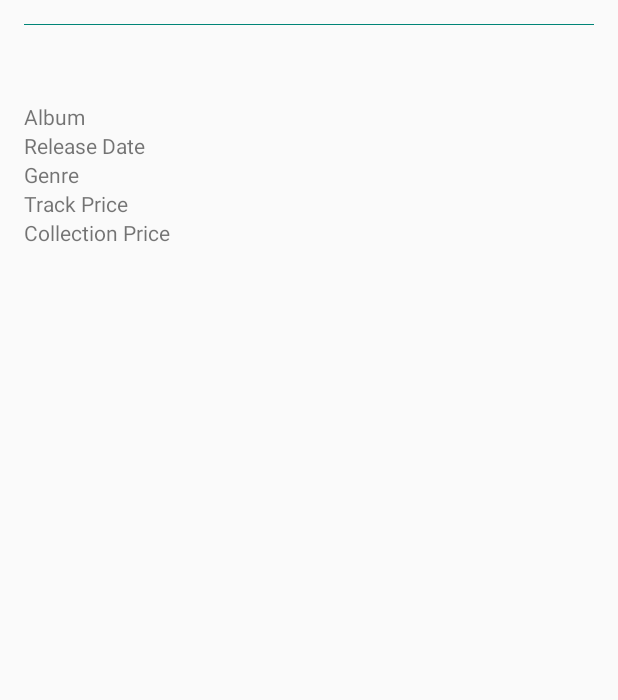
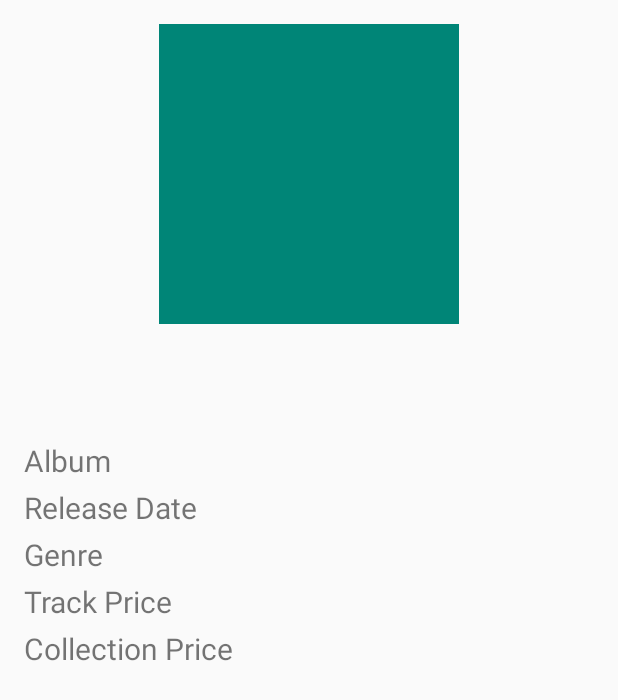
Before and after one commit to last3oy/JingleBell, an Android app: the layout activity_song_info.xml on its own in the app's theme, with its tools: preview values and no code run, on a phone screen of 412 x 824 dp. Shown: the top 700 px of the screen. Run offline under Robolectric (Android 15) with nearby library versions, the phone set to English and light mode, and no system bars.

Commit message:
continue song info

```diff
--- a/app/src/main/AndroidManifest.xml
+++ b/app/src/main/AndroidManifest.xml
@@ -3,7 +3,7 @@
     xmlns:tools="http://schemas.android.com/tools"
     package="scb.academy.jinglebell">
 
-    <uses-permission android:name="android.permission.INTERNET"/>
+    <uses-permission android:name="android.permission.INTERNET" />
 
     <application
         android:allowBackup="true"
@@ -21,6 +21,7 @@
                 <category android:name="android.intent.category.LAUNCHER" />
             </intent-filter>
         </activity>
+
         <activity android:name=".activity.SongInfoActivity" />
 
     </application>
--- a/app/src/main/kotlin/scb/academy/jinglebell/activity/SongInfoActivity.kt
+++ b/app/src/main/kotlin/scb/academy/jinglebell/activity/SongInfoActivity.kt
@@ -1,15 +1,17 @@
 package scb.academy.jinglebell.activity
 
-import android.app.Activity
 import android.os.Bundle
 import android.widget.ImageView
 import android.widget.TextView
+import androidx.appcompat.app.AppCompatActivity
+import com.squareup.picasso.Picasso
 import scb.academy.jinglebell.R
 import scb.academy.jinglebell.vo.Song
+import java.text.SimpleDateFormat
 
-class SongInfoActivity : Activity() {
+class SongInfoActivity : AppCompatActivity() {
 
-    private lateinit var ivSognArtWork: ImageView
+    private lateinit var ivSongArtWork: ImageView
     private lateinit var tvSongName: TextView
     private lateinit var tvSongAlbum: TextView
     private lateinit var tvSongReleaseDate: TextView
@@ -21,7 +23,7 @@ class SongInfoActivity : Activity() {
         super.onCreate(savedInstanceState)
         setContentView(R.layout.activity_song_info)
 
-        ivSognArtWork = findViewById(R.id.iv_song_artwork)
+        ivSongArtWork = findViewById(R.id.iv_song_artwork)
         tvSongName = findViewById(R.id.tv_song_name)
         tvSongAlbum = findViewById(R.id.tv_song_album)
         tvSongReleaseDate = findViewById(R.id.tv_release_date)
@@ -31,6 +33,18 @@ class SongInfoActivity : Activity() {
 
         val song = intent.getParcelableExtra<Song>("song")
 
+        setTitle("${song.artistName}")
+
+        Picasso.get()
+                .load(song.artworkUrl)
+                .into(ivSongArtWork)
         tvSongName.text = song.name
+        tvSongAlbum.text = song.album
+        val date = SimpleDateFormat("YYYY-MM-dd'T'HH:mm:ss'Z'").parse(song.releaseDate)
+        val out = SimpleDateFormat("YYYY-MM-dd")
+        tvSongReleaseDate.text = out.format(date).toString()
+        tvSongGenre.text = song.genre
+        tvSongTrackPrice.text = "${song.price} ${song.priceCurrency}"
+        tvSongCollectionPrice.text = "${song.collectionPrice} ${song.priceCurrency}"
     }
 }
--- a/app/src/main/res/layout/activity_song_info.xml
+++ b/app/src/main/res/layout/activity_song_info.xml
@@ -8,15 +8,20 @@
 
     <ImageView
         android:id="@+id/iv_song_artwork"
-        android:layout_width="match_parent"
-        android:layout_height="wrap_content"
+        android:layout_width="200dp"
+        android:layout_height="200dp"
+        android:layout_gravity="center_horizontal"
         android:scaleType="centerCrop"
         tools:src="@color/colorPrimary" />
 
     <TextView
         android:id="@+id/tv_song_name"
+        style="@style/TextAppearance.AppCompat.Large"
         android:layout_width="match_parent"
-        android:layout_height="wrap_content" />
+        android:layout_height="wrap_content"
+        android:layout_marginTop="16dp"
+        android:textAlignment="center"
+        android:textStyle="bold" />
 
     <Space
         android:layout_width="wrap_content"
@@ -28,12 +33,15 @@
         android:orientation="horizontal">
 
         <TextView
-            android:layout_width="wrap_content"
+            android:layout_width="0dp"
             android:layout_height="wrap_content"
-            android:text="Album" />
+            android:layout_weight="1"
+            android:text="Album"
+            android:textSize="20sp" />
 
         <TextView
             android:id="@+id/tv_song_album"
+            style="@style/TextAppearance.MaterialComponents.Headline6"
             android:layout_width="0dp"
             android:layout_height="wrap_content"
             android:layout_marginStart="16dp"
@@ -44,15 +52,19 @@
     <LinearLayout
         android:layout_width="match_parent"
         android:layout_height="wrap_content"
+        android:layout_marginTop="4dp"
         android:orientation="horizontal">
 
         <TextView
-            android:layout_width="wrap_content"
+            android:layout_width="0dp"
             android:layout_height="wrap_content"
-            android:text="Release Date" />
+            android:layout_weight="1"
+            android:text="Release Date"
+            android:textSize="20sp" />
 
         <TextView
             android:id="@+id/tv_release_date"
+            style="@style/TextAppearance.MaterialComponents.Headline6"
             android:layout_width="0dp"
             android:layout_height="wrap_content"
             android:layout_marginStart="16dp"
@@ -63,15 +75,19 @@
     <LinearLayout
         android:layout_width="match_parent"
         android:layout_height="wrap_content"
+        android:layout_marginTop="4dp"
         android:orientation="horizontal">
 
         <TextView
-            android:layout_width="wrap_content"
+            android:layout_width="0dp"
             android:layout_height="wrap_content"
-            android:text="Genre" />
+            android:layout_weight="1"
+            android:text="Genre"
+            android:textSize="20sp" />
 
         <TextView
             android:id="@+id/tv_genre"
+            style="@style/TextAppearance.MaterialComponents.Headline6"
             android:layout_width="0dp"
             android:layout_height="wrap_content"
             android:layout_marginStart="16dp"
@@ -81,15 +97,19 @@
     <LinearLayout
         android:layout_width="match_parent"
         android:layout_height="wrap_content"
+        android:layout_marginTop="4dp"
         android:orientation="horizontal">
 
         <TextView
-            android:layout_width="wrap_content"
+            android:layout_width="0dp"
             android:layout_height="wrap_content"
-            android:text="Track Price" />
+            android:layout_weight="1"
+            android:text="Track Price"
+            android:textSize="20sp" />
 
         <TextView
             android:id="@+id/tv_track_price"
+            style="@style/TextAppearance.MaterialComponents.Headline6"
             android:layout_width="0dp"
             android:layout_height="wrap_content"
             android:layout_marginStart="16dp"
@@ -100,15 +120,19 @@
     <LinearLayout
         android:layout_width="match_parent"
         android:layout_height="wrap_content"
+        android:layout_marginTop="4dp"
         android:orientation="horizontal">
 
         <TextView
-            android:layout_width="wrap_content"
+            android:layout_width="0dp"
             android:layout_height="wrap_content"
-            android:text="Collection Price" />
+            android:layout_weight="1"
+            android:text="Collection Price"
+            android:textSize="20sp" />
 
         <TextView
             android:id="@+id/tv_collection_price"
+            style="@style/TextAppearance.MaterialComponents.Headline6"
             android:layout_width="0dp"
             android:layout_height="wrap_content"
             android:layout_marginStart="16dp"
```
